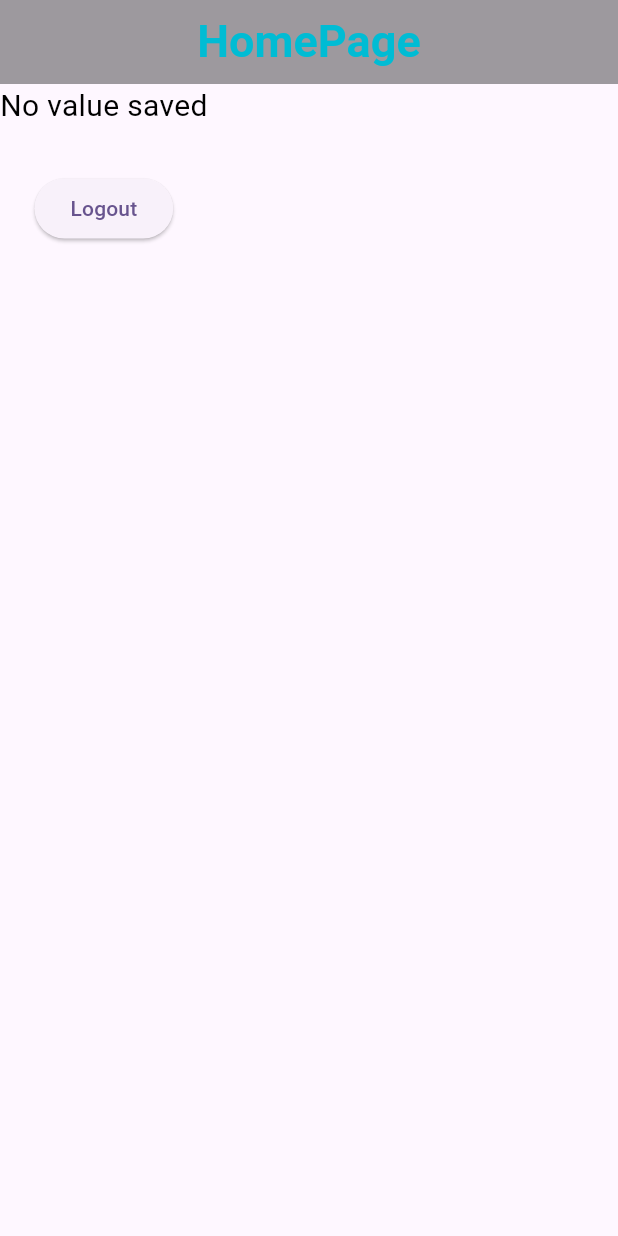
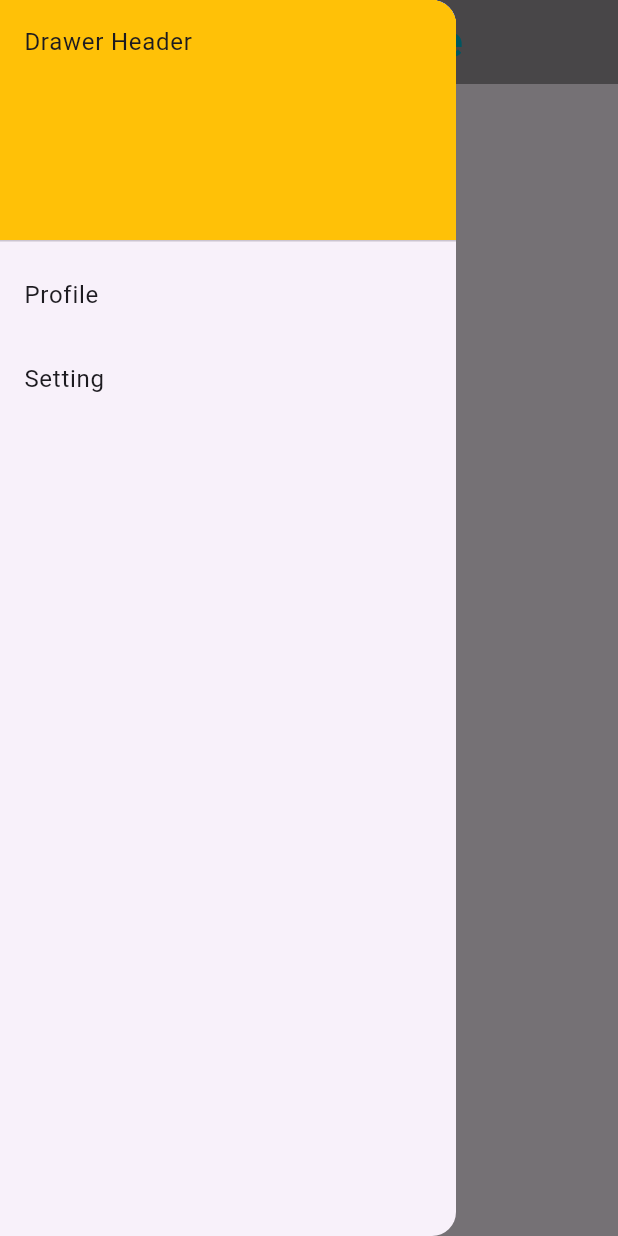
Before and after one commit to nishadabhay/logintoregister, a Flutter app: the myHomepage screen opened directly, with the side drawer open (before the commit the screen has no drawer), on a phone screen of 412 x 824 dp. Run offline on Flutter 3.47's test engine with Material 3 defaults, Android fonts, the phone set to English and light mode, and no system bars; our stand-ins replace shared_preferences; accounts and stored records are empty.

Commit message:
drawer making

```diff
--- a/lib/home.dart
+++ b/lib/home.dart
@@ -31,6 +31,21 @@ class _myHomepageState extends State<myHomepage> {
           ),
         ),
       ),
+      drawer: Drawer(
+        child: ListView(
+          children: [
+            DrawerHeader(decoration: BoxDecoration(color: Colors.amber),child: Text("Drawer Header"),),
+            ListTile(title: Text("Profile",),onTap: (){
+              // Then close the drawer
+              Navigator.pop(context);
+            },),
+            ListTile(title: Text("Setting"),onTap: (){
+              // Then close the drawer
+              Navigator.pop(context);
+            },),
+          ],
+        ),
+      ),
       body: Container(
         child: Column(
           children: [
@@ -51,8 +66,7 @@ class _myHomepageState extends State<myHomepage> {
   }
 
   void getValue()async {
-
-    var prefs =await SharedPreferences.getInstance();
+     var prefs =await SharedPreferences.getInstance();
      var getname = prefs.getString(splsscreen.KEY_LOGIN);
      emailvalue = getname ?? "No value saved";
 
```
